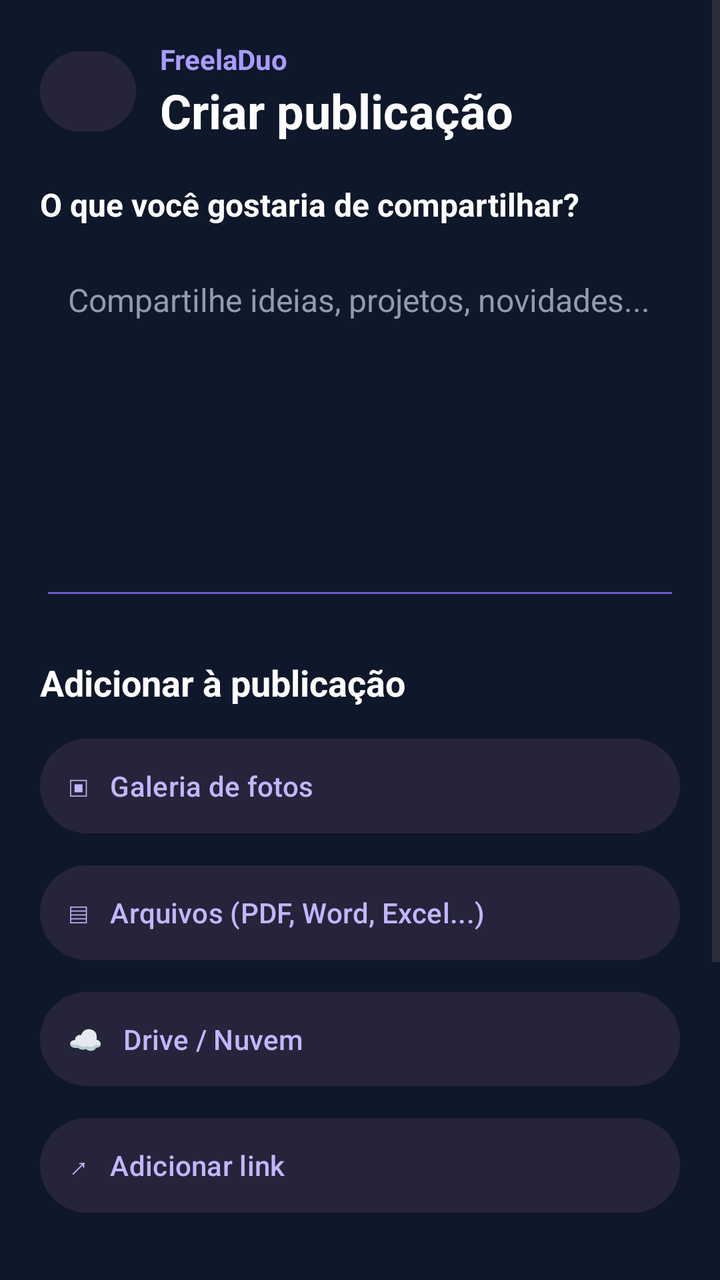
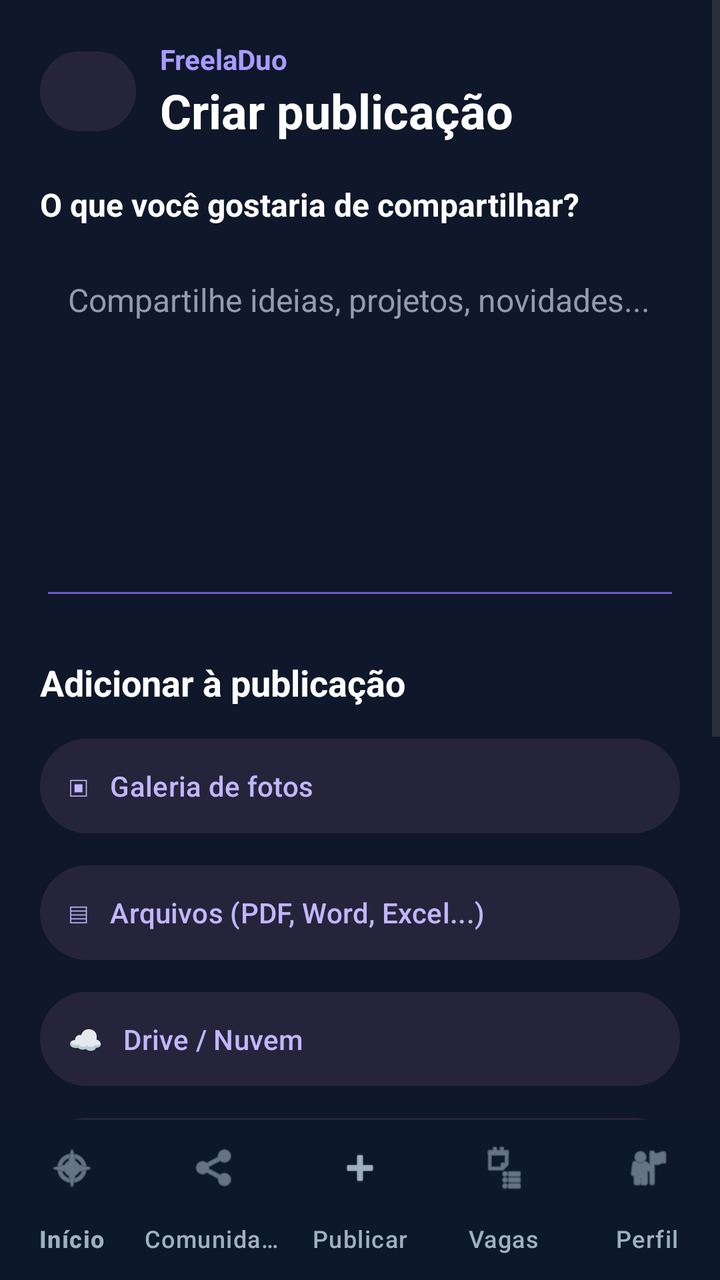

Before-and-after screenshots of an Android layout around one commit, followed by the original layout XML and the change that was made.
<!-- AndroidManifest.xml: application theme Theme.MyApplication -->
<!-- res/layout/activity_publicar.xml -->
<?xml version="1.0" encoding="utf-8"?>
<ScrollView xmlns:android="http://schemas.android.com/apk/res/android"
    android:layout_width="match_parent"
    android:layout_height="match_parent"
    android:background="#0F172A"
    android:fillViewport="true">

    <LinearLayout
        android:layout_width="match_parent"
        android:layout_height="wrap_content"
        android:orientation="vertical"
        android:padding="20dp">

        <LinearLayout
            android:layout_width="match_parent"
            android:layout_height="wrap_content"
            android:gravity="center_vertical"
            android:orientation="horizontal"
            android:paddingBottom="20dp">

            <Button
                android:id="@+id/btnVoltar"
                android:layout_width="48dp"
                android:layout_height="48dp"
                android:minWidth="0dp"
                android:minHeight="0dp"
                android:backgroundTint="#25243A"
                android:text="‹"
                android:textColor="#FFFFFF"
                android:textSize="28sp" />

            <LinearLayout
                android:layout_width="0dp"
                android:layout_height="wrap_content"
                android:layout_marginStart="12dp"
                android:layout_weight="1"
                android:orientation="vertical">

                <TextView
                    android:layout_width="wrap_content"
                    android:layout_height="wrap_content"
                    android:text="FreelaDuo"
                    android:textColor="#A99BFF"
                    android:textSize="14sp"
                    android:textStyle="bold" />

                <TextView
                    android:layout_width="wrap_content"
                    android:layout_height="wrap_content"
                    android:text="Criar publicação"
                    android:textColor="#FFFFFF"
                    android:textSize="24sp"
                    android:textStyle="bold" />
            </LinearLayout>
        </LinearLayout>

        <TextView
            android:layout_width="wrap_content"
            android:layout_height="wrap_content"
            android:text="O que você gostaria de compartilhar?"
            android:textColor="#FFFFFF"
            android:textSize="16sp"
            android:textStyle="bold" />

        <EditText
            android:id="@+id/edtTexto"
            android:layout_width="match_parent"
            android:layout_height="180dp"
            android:layout_marginTop="12dp"
            android:backgroundTint="#6A5ACD"
            android:gravity="top|start"
            android:hint="Compartilhe ideias, projetos, novidades..."
            android:inputType="textCapSentences|textMultiLine"
            android:padding="14dp"
            android:textColor="#FFFFFF"
            android:textColorHint="#929BB0"
            android:textSize="16sp" />

        <TextView
            android:layout_width="wrap_content"
            android:layout_height="wrap_content"
            android:layout_marginTop="24dp"
            android:text="Adicionar à publicação"
            android:textColor="#FFFFFF"
            android:textSize="18sp"
            android:textStyle="bold" />

        <Button
            android:id="@+id/btnGaleria"
            android:layout_width="match_parent"
            android:layout_height="wrap_content"
            android:layout_marginTop="12dp"
            android:backgroundTint="#25243A"
            android:gravity="start|center_vertical"
            android:padding="14dp"
            android:text="▣   Galeria de fotos"
            android:textAllCaps="false"
            android:textColor="#C4B5FD" />

        <Button
            android:id="@+id/btnArquivos"
            android:layout_width="match_parent"
            android:layout_height="wrap_content"
            android:layout_marginTop="8dp"
            android:backgroundTint="#25243A"
            android:gravity="start|center_vertical"
            android:padding="14dp"
            android:text="▤   Arquivos (PDF, Word, Excel...)"
            android:textAllCaps="false"
            android:textColor="#C4B5FD" />

        <Button
            android:id="@+id/btnDrive"
            android:layout_width="match_parent"
            android:layout_height="wrap_content"
            android:layout_marginTop="8dp"
            android:backgroundTint="#25243A"
            android:gravity="start|center_vertical"
            android:padding="14dp"
            android:text="☁   Drive / Nuvem"
            android:textAllCaps="false"
            android:textColor="#C4B5FD" />

        <Button
            android:id="@+id/btnLink"
            android:layout_width="match_parent"
            android:layout_height="wrap_content"
            android:layout_marginTop="8dp"
            android:backgroundTint="#25243A"
            android:gravity="start|center_vertical"
            android:padding="14dp"
            android:text="↗   Adicionar link"
            android:textAllCaps="false"
            android:textColor="#C4B5FD" />

        <EditText
            android:id="@+id/edtLink"
            android:layout_width="match_parent"
            android:layout_height="wrap_content"
            android:layout_marginTop="12dp"
            android:backgroundTint="#6A5ACD"
            android:hint="https://exemplo.com"
            android:inputType="textUri"
            android:padding="12dp"
            android:textColor="#FFFFFF"
            android:textColorHint="#929BB0" />

        <TextView
            android:id="@+id/txtAnexos"
            android:layout_width="match_parent"
            android:layout_height="wrap_content"
            android:layout_marginTop="16dp"
            android:background="#1E293B"
            android:padding="14dp"
            android:text="Nenhum arquivo anexado"
            android:textColor="#CBD5E1"
            android:textSize="14sp" />

        <Button
            android:id="@+id/btnPublicar"
            android:layout_width="match_parent"
            android:layout_height="54dp"
            android:layout_marginTop="24dp"
            android:layout_marginBottom="20dp"
            android:backgroundTint="#6A5ACD"
            android:text="Publicar"
            android:textAllCaps="false"
            android:textColor="#FFFFFF"
            android:textSize="16sp"
            android:textStyle="bold" />

    </LinearLayout>
</ScrollView>
<!-- resources referenced by this layout -->
<resources>
  <style name="Theme.MyApplication" parent="Base.Theme.MyApplication" />
  <style name="Base.Theme.MyApplication" parent="Theme.Material3.DayNight.NoActionBar">
          
          
      </style>
</resources>

<!-- the commit's change to res/layout/activity_publicar.xml (unified diff, before → after) -->
@@ -1,173 +1,195 @@
 <?xml version="1.0" encoding="utf-8"?>
-<ScrollView xmlns:android="http://schemas.android.com/apk/res/android"
+<LinearLayout
+    xmlns:android="http://schemas.android.com/apk/res/android"
+    xmlns:app="http://schemas.android.com/apk/res-auto"
     android:layout_width="match_parent"
     android:layout_height="match_parent"
-    android:background="#0F172A"
-    android:fillViewport="true">
+    android:orientation="vertical"
+    android:background="#0F172A">
 
-    <LinearLayout
+    
+    <ScrollView
         android:layout_width="match_parent"
-        android:layout_height="wrap_content"
-        android:orientation="vertical"
-        android:padding="20dp">
+        android:layout_height="0dp"
+        android:layout_weight="1"
+        android:fillViewport="true">
 
         <LinearLayout
             android:layout_width="match_parent"
             android:layout_height="wrap_content"
-            android:gravity="center_vertical"
-            android:orientation="horizontal"
-            android:paddingBottom="20dp">
+            android:orientation="vertical"
+            android:padding="20dp">
+
+            <LinearLayout
+                android:layout_width="match_parent"
+                android:layout_height="wrap_content"
+                android:gravity="center_vertical"
+                android:orientation="horizontal"
+                android:paddingBottom="20dp">
+
+                <Button
+                    android:id="@+id/btnVoltar"
+                    android:layout_width="48dp"
+                    android:layout_height="48dp"
+                    android:minWidth="0dp"
+                    android:minHeight="0dp"
+                    android:backgroundTint="#25243A"
+                    android:text="‹"
+                    android:textColor="#FFFFFF"
+                    android:textSize="28sp" />
+
+                <LinearLayout
+                    android:layout_width="0dp"
+                    android:layout_height="wrap_content"
+                    android:layout_marginStart="12dp"
+                    android:layout_weight="1"
+                    android:orientation="vertical">
+
+                    <TextView
+                        android:layout_width="wrap_content"
+                        android:layout_height="wrap_content"
+                        android:text="FreelaDuo"
+                        android:textColor="#A99BFF"
+                        android:textSize="14sp"
+                        android:textStyle="bold" />
+
+                    <TextView
+                        android:layout_width="wrap_content"
+                        android:layout_height="wrap_content"
+                        android:text="Criar publicação"
+                        android:textColor="#FFFFFF"
+                        android:textSize="24sp"
+                        android:textStyle="bold" />
+                </LinearLayout>
+            </LinearLayout>
+
+            <TextView
+                android:layout_width="wrap_content"
+                android:layout_height="wrap_content"
+                android:text="O que você gostaria de compartilhar?"
+                android:textColor="#FFFFFF"
+                android:textSize="16sp"
+                android:textStyle="bold" />
+
+            <EditText
+                android:id="@+id/edtTexto"
+                android:layout_width="match_parent"
+                android:layout_height="180dp"
+                android:layout_marginTop="12dp"
+                android:backgroundTint="#6A5ACD"
+                android:gravity="top|start"
+                android:hint="Compartilhe ideias, projetos, novidades..."
+                android:inputType="textCapSentences|textMultiLine"
+                android:padding="14dp"
+                android:textColor="#FFFFFF"
+                android:textColorHint="#929BB0"
+                android:textSize="16sp" />
+
+            <TextView
+                android:layout_width="wrap_content"
+                android:layout_height="wrap_content"
+                android:layout_marginTop="24dp"
+                android:text="Adicionar à publicação"
+                android:textColor="#FFFFFF"
+                android:textSize="18sp"
+                android:textStyle="bold" />
 
             <Button
-                android:id="@+id/btnVoltar"
-                android:layout_width="48dp"
-                android:layout_height="48dp"
-                android:minWidth="0dp"
-                android:minHeight="0dp"
+                android:id="@+id/btnGaleria"
+                android:layout_width="match_parent"
+                android:layout_height="wrap_content"
+                android:layout_marginTop="12dp"
                 android:backgroundTint="#25243A"
-                android:text="‹"
+                android:gravity="start|center_vertical"
+                android:padding="14dp"
+                android:text="▣   Galeria de fotos"
+                android:textAllCaps="false"
+                android:textColor="#C4B5FD" />
+
+            <Button
+                android:id="@+id/btnArquivos"
+                android:layout_width="match_parent"
+                android:layout_height="wrap_content"
+                android:layout_marginTop="8dp"
+                android:backgroundTint="#25243A"
+                android:gravity="start|center_vertical"
+                android:padding="14dp"
+                android:text="▤   Arquivos (PDF, Word, Excel...)"
+                android:textAllCaps="false"
+                android:textColor="#C4B5FD" />
+
+            <Button
+                android:id="@+id/btnDrive"
+                android:layout_width="match_parent"
+                android:layout_height="wrap_content"
+                android:layout_marginTop="8dp"
+                android:backgroundTint="#25243A"
+                android:gravity="start|center_vertical"
+                android:padding="14dp"
+                android:text="☁   Drive / Nuvem"
+                android:textAllCaps="false"
+                android:textColor="#C4B5FD" />
+
+            <Button
+                android:id="@+id/btnLink"
+                android:layout_width="match_parent"
+                android:layout_height="wrap_content"
+                android:layout_marginTop="8dp"
+                android:backgroundTint="#25243A"
+                android:gravity="start|center_vertical"
+                android:padding="14dp"
+                android:text="↗   Adicionar link"
+                android:textAllCaps="false"
+                android:textColor="#C4B5FD" />
+
+            <EditText
+                android:id="@+id/edtLink"
+                android:layout_width="match_parent"
+                android:layout_height="wrap_content"
+                android:layout_marginTop="12dp"
+                android:backgroundTint="#6A5ACD"
+                android:hint="https://exemplo.com"
+                android:inputType="textUri"
+                android:padding="12dp"
                 android:textColor="#FFFFFF"
-                android:textSize="28sp" />
+                android:textColorHint="#929BB0" />
 
-            <LinearLayout
-                android:layout_width="0dp"
+            <TextView
+                android:id="@+id/txtAnexos"
+                android:layout_width="match_parent"
                 android:layout_height="wrap_content"
-                android:layout_marginStart="12dp"
-                android:layout_weight="1"
-                android:orientation="vertical">
+                android:layout_marginTop="16dp"
+                android:background="#1E293B"
+                android:padding="14dp"
+                android:text="Nenhum arquivo anexado"
+                android:textColor="#CBD5E1"
+                android:textSize="14sp" />
 
-                <TextView
-                    android:layout_width="wrap_content"
-                    android:layout_height="wrap_content"
-                    android:text="FreelaDuo"
-                    android:textColor="#A99BFF"
-                    android:textSize="14sp"
-                    android:textStyle="bold" />
+            <Button
+                android:id="@+id/btnPublicar"
+                android:layout_width="match_parent"
+                android:layout_height="54dp"
+                android:layout_marginTop="24dp"
+                android:layout_marginBottom="20dp"
+                android:backgroundTint="#6A5ACD"
+                android:text="Publicar"
+                android:textAllCaps="false"
+                android:textColor="#FFFFFF"
+                android:textSize="16sp"
+                android:textStyle="bold" />
 
-                <TextView
-                    android:layout_width="wrap_content"
-                    android:layout_height="wrap_content"
-                    android:text="Criar publicação"
-                    android:textColor="#FFFFFF"
-                    android:textSize="24sp"
-                    android:textStyle="bold" />
-            </LinearLayout>
         </LinearLayout>
+    </ScrollView>
 
-        <TextView
-            android:layout_width="wrap_content"
-            android:layout_height="wrap_content"
-            android:text="O que você gostaria de compartilhar?"
-            android:textColor="#FFFFFF"
-            android:textSize="16sp"
-            android:textStyle="bold" />
+    
+    <com.google.android.material.bottomnavigation.BottomNavigationView
+        android:id="@+id/bottomNavigation"
+        android:layout_width="match_parent"
+        android:layout_height="wrap_content"
+        android:background="#0D192B"
+        app:itemIconTint="#A0B0C0"
+        app:itemTextColor="#A0B0C0"
+        app:labelVisibilityMode="labeled"
+        app:menu="@menu/bottom_nav_menu" />
 
-        <EditText
-            android:id="@+id/edtTexto"
-            android:layout_width="match_parent"
-            android:layout_height="180dp"
-            android:layout_marginTop="12dp"
-            android:backgroundTint="#6A5ACD"
-            android:gravity="top|start"
-            android:hint="Compartilhe ideias, projetos, novidades..."
-            android:inputType="textCapSentences|textMultiLine"
-            android:padding="14dp"
-            android:textColor="#FFFFFF"
-            android:textColorHint="#929BB0"
-            android:textSize="16sp" />
-
-        <TextView
-            android:layout_width="wrap_content"
-            android:layout_height="wrap_content"
-            android:layout_marginTop="24dp"
-            android:text="Adicionar à publicação"
-            android:textColor="#FFFFFF"
-            android:textSize="18sp"
-            android:textStyle="bold" />
-
-        <Button
-            android:id="@+id/btnGaleria"
-            android:layout_width="match_parent"
-            android:layout_height="wrap_content"
-            android:layout_marginTop="12dp"
-            android:backgroundTint="#25243A"
-            android:gravity="start|center_vertical"
-            android:padding="14dp"
-            android:text="▣   Galeria de fotos"
-            android:textAllCaps="false"
-            android:textColor="#C4B5FD" />
-
-        <Button
-            android:id="@+id/btnArquivos"
-            android:layout_width="match_parent"
-            android:layout_height="wrap_content"
-            android:layout_marginTop="8dp"
-            android:backgroundTint="#25243A"
-            android:gravity="start|center_vertical"
-            android:padding="14dp"
-            android:text="▤   Arquivos (PDF, Word, Excel...)"
-            android:textAllCaps="false"
-            android:textColor="#C4B5FD" />
-
-        <Button
-            android:id="@+id/btnDrive"
-            android:layout_width="match_parent"
-            android:layout_height="wrap_content"
-            android:layout_marginTop="8dp"
-            android:backgroundTint="#25243A"
-            android:gravity="start|center_vertical"
-            android:padding="14dp"
-            android:text="☁   Drive / Nuvem"
-            android:textAllCaps="false"
-            android:textColor="#C4B5FD" />
-
-        <Button
-            android:id="@+id/btnLink"
-            android:layout_width="match_parent"
-            android:layout_height="wrap_content"
-            android:layout_marginTop="8dp"
-            android:backgroundTint="#25243A"
-            android:gravity="start|center_vertical"
-            android:padding="14dp"
-            android:text="↗   Adicionar link"
-            android:textAllCaps="false"
-            android:textColor="#C4B5FD" />
-
-        <EditText
-            android:id="@+id/edtLink"
-            android:layout_width="match_parent"
-            android:layout_height="wrap_content"
-            android:layout_marginTop="12dp"
-            android:backgroundTint="#6A5ACD"
-            android:hint="https://exemplo.com"
-            android:inputType="textUri"
-            android:padding="12dp"
-            android:textColor="#FFFFFF"
-            android:textColorHint="#929BB0" />
-
-        <TextView
-            android:id="@+id/txtAnexos"
-            android:layout_width="match_parent"
-            android:layout_height="wrap_content"
-            android:layout_marginTop="16dp"
-            android:background="#1E293B"
-            android:padding="14dp"
-            android:text="Nenhum arquivo anexado"
-            android:textColor="#CBD5E1"
-            android:textSize="14sp" />
-
-        <Button
-            android:id="@+id/btnPublicar"
-            android:layout_width="match_parent"
-            android:layout_height="54dp"
-            android:layout_marginTop="24dp"
-            android:layout_marginBottom="20dp"
-            android:backgroundTint="#6A5ACD"
-            android:text="Publicar"
-            android:textAllCaps="false"
-            android:textColor="#FFFFFF"
-            android:textSize="16sp"
-            android:textStyle="bold" />
-
-    </LinearLayout>
-</ScrollView>
+</LinearLayout>
